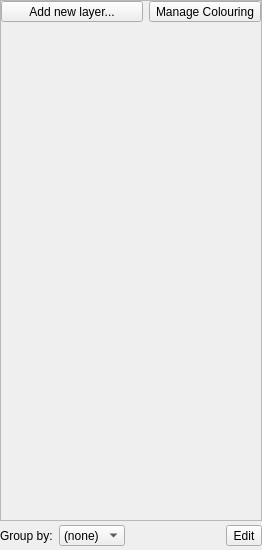
First picture: the form in src/qt-widgets/VisualLayersWidgetUi.ui, repository GPlates/GPlates, before the edit.
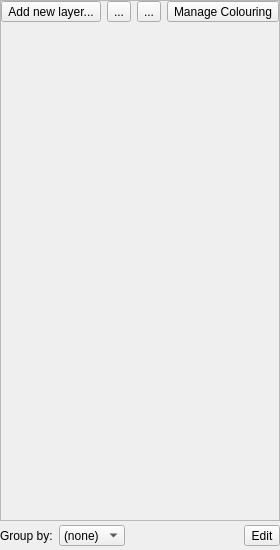
Second picture: the form after the edit. Icons and pictures are not drawn.

Patch:
```diff
--- a/src/qt-widgets/VisualLayersWidgetUi.ui
+++ b/src/qt-widgets/VisualLayersWidgetUi.ui
@@ -85,6 +85,34 @@
            </property>
           </widget>
          </item>
+         <item>
+          <widget class="QToolButton" name="button_show_all">
+           <property name="toolTip">
+            <string>Show all layers</string>
+           </property>
+           <property name="text">
+            <string>...</string>
+           </property>
+           <property name="icon">
+            <iconset resource="../qt-resources/qt_widgets.qrc">
+             <normaloff>:/inkscape_object_visible_16.png</normaloff>:/inkscape_object_visible_16.png</iconset>
+           </property>
+          </widget>
+         </item>
+         <item>
+          <widget class="QToolButton" name="button_hide_all">
+           <property name="toolTip">
+            <string>Hide all layers</string>
+           </property>
+           <property name="text">
+            <string>...</string>
+           </property>
+           <property name="icon">
+            <iconset resource="../qt-resources/qt_widgets.qrc">
+             <normaloff>:/inkscape_object_hidden_16.png</normaloff>:/inkscape_object_hidden_16.png</iconset>
+           </property>
+          </widget>
+         </item>
          <item>
           <widget class="QToolButton" name="colouring_button">
            <property name="sizePolicy">
```
Left out of the diff: 33 changed lines with no effect on the pictures.
